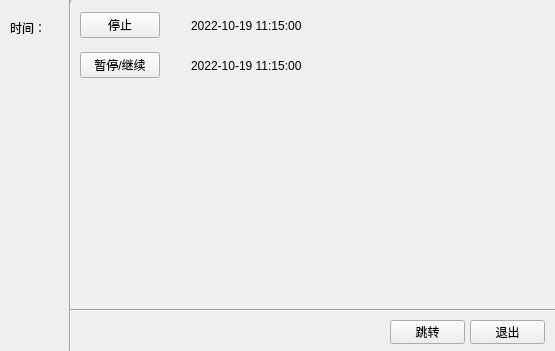
Lil-El/QT, file mainwindow.ui: the form before one commit.
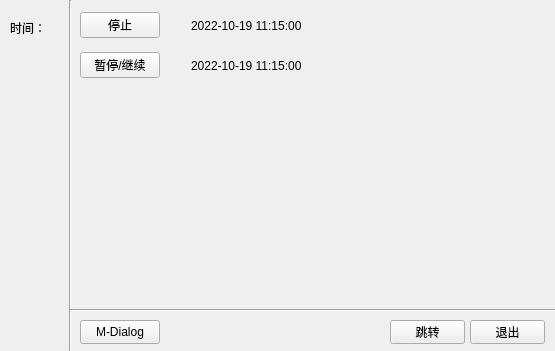
The form after the commit.

Commit message: create dialog and listen accept event

Patch:
```diff
--- a/mainwindow.ui
+++ b/mainwindow.ui
@@ -184,6 +184,19 @@
      </item>
     </layout>
    </widget>
+   <widget class="QPushButton" name="MDialogButton">
+    <property name="geometry">
+     <rect>
+      <x>80</x>
+      <y>320</y>
+      <width>80</width>
+      <height>24</height>
+     </rect>
+    </property>
+    <property name="text">
+     <string>M-Dialog</string>
+    </property>
+   </widget>
   </widget>
   <action name="actionkaishi">
    <property name="text">
```
The commit also changes 6 other files.
